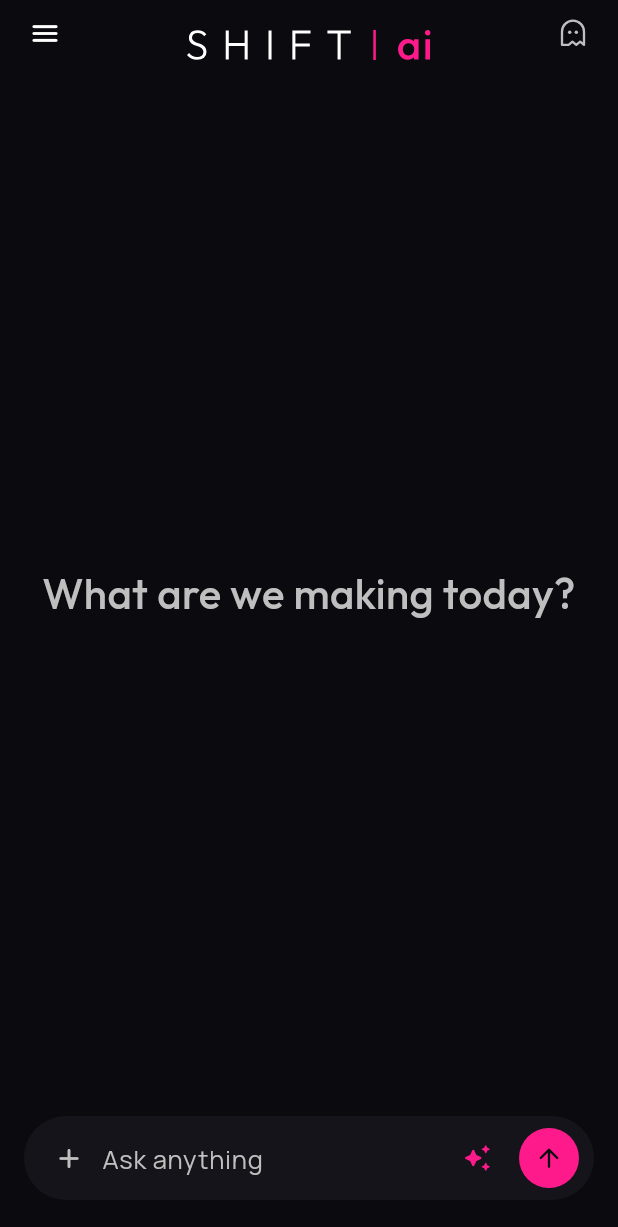
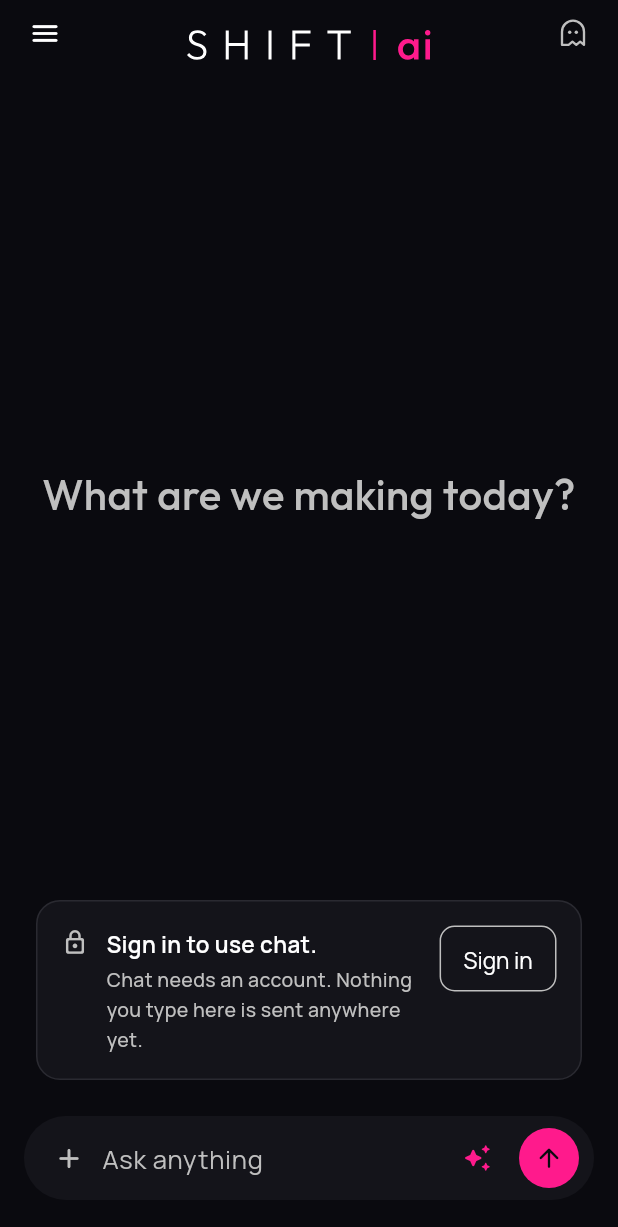
Before and after one commit to natehale05-gif/ShiftAI, a Flutter app: the screen it shows after launch, on a phone screen of 412 x 824 dp. Shown: the top 1227 px of the screen. Run offline on Flutter 3.47's test engine with Material 3 defaults, Android fonts, the phone set to English and light mode, and no system bars; our stand-ins replace file_picker, flutter_secure_storage, flutter_svg, shared_preferences, web; missing offline and left inert: dart:js_interop.

Commit message:
Ask for a sign-in in chat rather than answering with the fixture
Sending anything in the demo came back with Seed.cannedReply — prose, a
list, an artifact card and the plan-check failure — after a deliberate
pause built to stop it reading as canned. It reads as a real answer
because it was written to. Nobody has signed in to anything: the seeded
catalogue lets everyone through as Seed.creator, so what came back was a
fixture dressed as an engine's reply.

AppState.chatNeedsSignIn is true when there is no engine behind the app
or nobody is signed in, and sendMessage refuses on it before touching the
repository. Suite shows a notice above the composer saying chat needs an
account. All three ways into chat — the composer, Retry and Edit — go
through sendMessage, so one guard covers them.

The notice sits above the bar rather than replacing it. Replacing it was
the first attempt and four tests caught it: the bar is not only a send
button. Vault's Re-run hands it a draft and the sparkle rewrites what is
in it, and both should still work with nobody to send to. The tests were
right.

sendMessage returns bool now, and PillComposer keeps what was typed when
a send is refused instead of clearing it. Typing a message, pressing
enter and watching the text vanish with nothing to show for it is the
same dead end in a different place.

test/widget_test.dart's two sending tests now start from a signed-in
state rather than the demo. They were testing that a sent message brings
back an answer, which is still true — what changed is what you have to be
to send one.

8 new tests, 108 in total.

Co-Authored-By: Claude Opus 5 <noreply@anthropic.com>
Claude-Session: https://claude.ai/code/session_01Y191DHFE5nqQBwGSbFdGES

```diff
--- a/lib/features/agents/agents_surface.dart
+++ b/lib/features/agents/agents_surface.dart
@@ -57,7 +57,10 @@ class AgentsSurface extends StatelessWidget {
         ),
         PillComposer(
           hint: state.showingJobs ? 'Start a job' : 'Give an agent a task',
-          onSend: (String text) => _hand(context, state, text),
+          onSend: (String text) {
+            _hand(context, state, text);
+            return true;
+          },
         ),
       ],
     );
--- a/lib/features/chat/suite_surface.dart
+++ b/lib/features/chat/suite_surface.dart
@@ -83,6 +83,11 @@ class _SuiteSurfaceState extends State<SuiteSurface> {
                   ),
                 ),
         ),
+        // Above the composer rather than instead of it. The bar is not
+        // only a send button: it holds a draft handed over by Vault's
+        // Re-run and the sparkle rewrites what is in it, and both should
+        // still work while there is nobody to send to.
+        if (state.chatNeedsSignIn) const _SignInToChat(),
         PillComposer(
           hint: state.privateChat
               ? 'Private chat — nothing here is saved'
@@ -91,6 +96,77 @@ class _SuiteSurfaceState extends State<SuiteSurface> {
           onSend: state.sendMessage,
         ),
       ],
+    );
+  }
+}
+
+/// The standing notice above the composer when nobody is signed in.
+///
+/// It says so before anything is typed rather than only on send, so the
+/// bar is never a box you fill in and are then refused from.
+class _SignInToChat extends StatelessWidget {
+  const _SignInToChat();
+
+  @override
+  Widget build(BuildContext context) {
+    final AppState state = AppScope.of(context);
+    final ShiftColors c = ShiftColors.of(context);
+
+    return Padding(
+      padding: const EdgeInsets.fromLTRB(Space.x5, 0, Space.x5, Space.x3),
+      child: Center(
+        child: ConstrainedBox(
+          constraints: const BoxConstraints(maxWidth: 820),
+          child: Container(
+            padding: const EdgeInsets.all(Space.x4),
+            decoration: BoxDecoration(
+              color: c.surface,
+              borderRadius: Radii.lgAll,
+              border: Border.all(color: c.border),
+            ),
+            child: Row(
+              crossAxisAlignment: CrossAxisAlignment.start,
+              children: <Widget>[
+                Padding(
+                  padding: const EdgeInsets.only(top: 2),
+                  child: Icon(
+                    Icons.lock_outline_rounded,
+                    size: 18,
+                    color: c.textMuted,
+                  ),
+                ),
+                const SizedBox(width: Space.x3),
+                Expanded(
+                  child: Column(
+                    crossAxisAlignment: CrossAxisAlignment.start,
+                    children: <Widget>[
+                      Text(
+                        'Sign in to use chat.',
+                        style: ShiftType.bodyStrong(c.text),
+                      ),
+                      const SizedBox(height: 2),
+                      Text(
+                        'Chat needs an account. Nothing you type here is '
+                        'sent anywhere yet.',
+                        style: ShiftType.caption(c.textMuted),
+                      ),
+                    ],
+                  ),
+                ),
+                const SizedBox(width: Space.x3),
+                // signOut() is what puts the sign-in screen up. On the
+                // seeded demo it keeps the vault, notes and standings —
+                // only the thread and the avatar go — so this is a way in
+                // rather than a way to lose what is on screen.
+                OutlinedButton(
+                  onPressed: () => state.signOut(),
+                  child: Text('Sign in', style: ShiftType.bodySm(c.text)),
+                ),
+              ],
+            ),
+          ),
+        ),
+      ),
     );
   }
 }
--- a/lib/features/design/design_surface.dart
+++ b/lib/features/design/design_surface.dart
@@ -122,8 +122,10 @@ class _DesignSurfaceState extends State<DesignSurface> {
             ),
             PillComposer(
               hint: 'Describe a page',
-              onSend: (_) =>
-                  DesignEditorScreen.open(context, DesignKind.design),
+              onSend: (_) {
+                DesignEditorScreen.open(context, DesignKind.design);
+                return true;
+              },
             ),
           ],
         );
--- a/lib/widgets/common.dart
+++ b/lib/widgets/common.dart
@@ -476,7 +476,11 @@ class PillComposer extends StatefulWidget {
   });
 
   final String hint;
-  final ValueChanged<String>? onSend;
+
+  /// Returns false when the message was refused, and the bar then keeps
+  /// what was typed instead of clearing it away. Losing someone's text to
+  /// a send that never happened is the worst of both.
+  final bool Function(String)? onSend;
 
   /// Suite's composer carries the make-something mark; the others do not.
   final bool showSparkle;
@@ -538,7 +542,11 @@ class _PillComposerState extends State<PillComposer> {
             '[${_attachments.length} attached: '
                 '${_attachments.map((PickedFile f) => f.name).join(', ')}]',
           ].join('\n');
-    widget.onSend?.call(carried);
+    final bool sent = widget.onSend?.call(carried) ?? true;
+    if (!sent) {
+      _focus.requestFocus();
+      return;
+    }
     _controller.clear();
     setState(_attachments.clear);
     _focus.requestFocus();
```
Also changed, not shown: lib/features/notes/notes_surface.dart (+9 -1 lines), lib/state/app_state.dart (+15 -2 lines), 2 other files.
